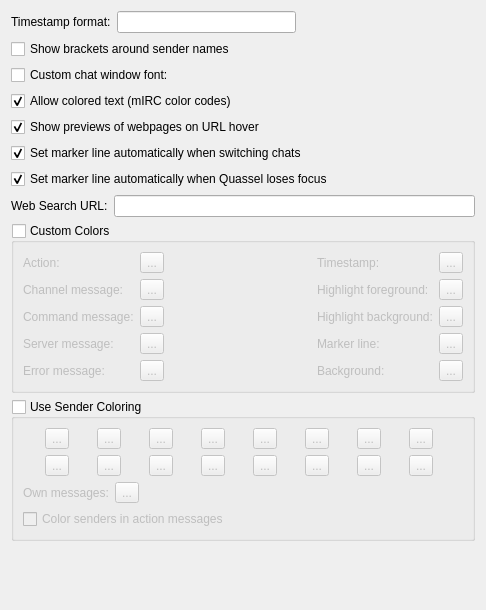
First picture: the form in src/qtui/settingspages/chatviewsettingspage.ui, repository quassel/quassel, before the edit.
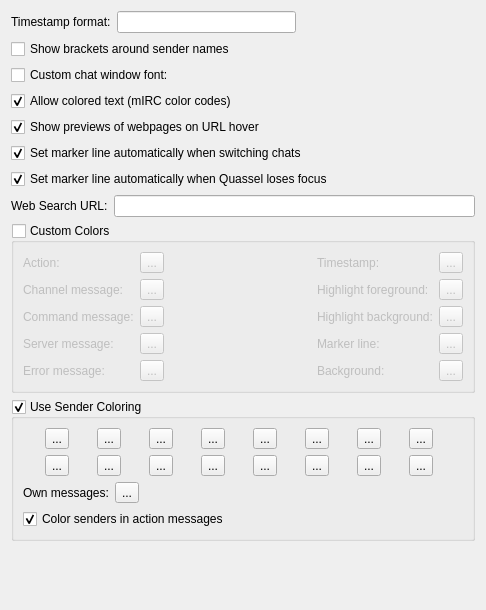
Second picture: the form after the edit. Custom widgets are drawn as their Qt base class.

What changed in the file:
```diff
--- a/src/qtui/settingspages/chatviewsettingspage.ui
+++ b/src/qtui/settingspages/chatviewsettingspage.ui
@@ -498,7 +498,7 @@
       <bool>true</bool>
      </property>
      <property name="checked">
-      <bool>false</bool>
+      <bool>true</bool>
      </property>
      <property name="settingsKey" stdset="0">
       <string notr="true">/QtUiStyle/Colors/UseSenderColors</string>
@@ -833,7 +833,7 @@
          <string>Color senders in action messages</string>
         </property>
         <property name="checked">
-         <bool>false</bool>
+         <bool>true</bool>
         </property>
         <property name="settingsKey" stdset="0">
          <string notr="true">/QtUiStyle/Colors/UseSenderActionColors</string>
```
Left out of the diff: 5 changed lines with no effect on the pictures.
